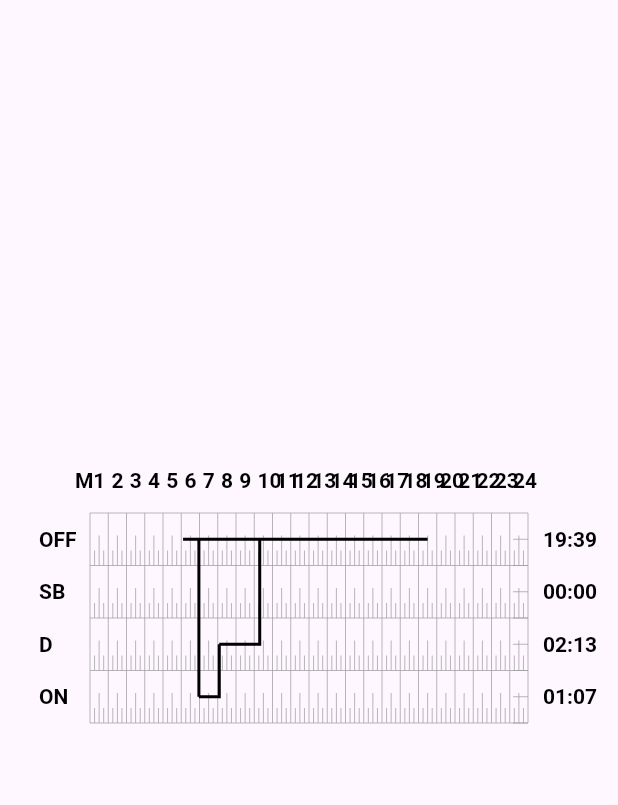
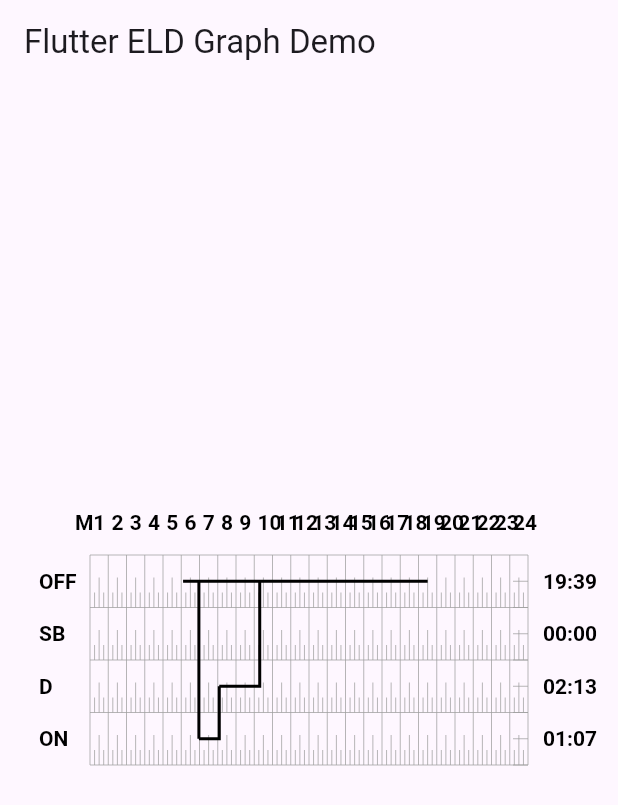
Before and after one commit to askankit/eld_graph_flutter, a Flutter app: the screen it shows after launch, on a phone screen of 412 x 824 dp. Shown: the top 805 px of the screen. Run offline on Flutter 3.47's test engine with Material 3 defaults, Android fonts, the phone set to English and light mode, and no system bars.

```diff
--- a/example/lib/main.dart
+++ b/example/lib/main.dart
@@ -66,6 +66,7 @@ List<EldModel> eldLogList =[];
   @override
   Widget build(BuildContext context) {
     return Scaffold(
+      appBar: AppBar(title: Text("Flutter ELD Graph Demo")),
       body: Center(child: Padding(
         padding: const EdgeInsets.symmetric(horizontal: 60.0),
         child: ELdGraph(dataPoints: eldLogList, logsDate: DateTime.now()),
```
